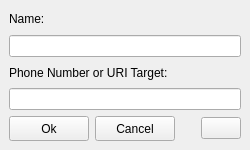
Above: share/skins/default/addrbook.ui from itds-consulting/yate before the change. Below: the same form after it.
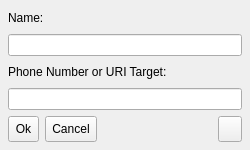
That is the form after the change. Icons and pictures are not drawn.

Commit message: Modified the look of buttons and the size of the text displaying on the buttons. Modified layout of the confirm and message windows. Fixes layout issues in the native style on Mac OS X.

```diff
--- a/share/skins/default/addrbook.ui
+++ b/share/skins/default/addrbook.ui
@@ -35,19 +35,43 @@
   </property>
   <layout class="QVBoxLayout" >
    <property name="spacing" >
+    <number>0</number>
+   </property>
+   <property name="leftMargin" >
+    <number>0</number>
+   </property>
+   <property name="topMargin" >
+    <number>0</number>
+   </property>
+   <property name="rightMargin" >
+    <number>0</number>
+   </property>
+   <property name="bottomMargin" >
+    <number>0</number>
+   </property>
+   <item>
+    <widget class="QFrame" name="frame" >
+     <property name="frameShape" >
+      <enum>QFrame::NoFrame</enum>
+     </property>
+     <property name="frameShadow" >
+      <enum>QFrame::Raised</enum>
+     </property>
+     <layout class="QVBoxLayout" >
+      <property name="spacing" >
     <number>6</number>
    </property>
    <property name="leftMargin" >
-    <number>9</number>
+       <number>8</number>
    </property>
    <property name="topMargin" >
-    <number>9</number>
+       <number>8</number>
    </property>
    <property name="rightMargin" >
-    <number>9</number>
+       <number>8</number>
    </property>
    <property name="bottomMargin" >
-    <number>9</number>
+       <number>8</number>
    </property>
    <item>
     <widget class="QLabel" name="label" >
@@ -101,17 +125,17 @@
       <number>0</number>
      </property>
      <item>
-      <widget class="QPushButton" name="abk_accept" >
+         <widget class="QToolButton" name="abk_accept" >
        <property name="minimumSize" >
         <size>
          <width>0</width>
-         <height>25</height>
+            <height>26</height>
         </size>
        </property>
        <property name="maximumSize" >
         <size>
          <width>16777215</width>
-         <height>25</height>
+            <height>26</height>
         </size>
        </property>
        <property name="toolTip" >
@@ -123,20 +147,23 @@
        <property name="icon" >
         <iconset>ok.png</iconset>
        </property>
+          <property name="toolButtonStyle" >
+           <enum>Qt::ToolButtonTextBesideIcon</enum>
+          </property>
       </widget>
      </item>
      <item>
-      <widget class="QPushButton" name="button_hide" >
+         <widget class="QToolButton" name="button_hide" >
        <property name="minimumSize" >
         <size>
          <width>0</width>
-         <height>25</height>
+            <height>26</height>
         </size>
        </property>
        <property name="maximumSize" >
         <size>
          <width>16777215</width>
-         <height>25</height>
+            <height>26</height>
         </size>
        </property>
        <property name="toolTip" >
@@ -154,6 +181,9 @@
          <height>20</height>
         </size>
        </property>
+          <property name="toolButtonStyle" >
+           <enum>Qt::ToolButtonTextBesideIcon</enum>
+          </property>
       </widget>
      </item>
      <item>
@@ -170,7 +200,19 @@
       </spacer>
      </item>
      <item>
-      <widget class="QPushButton" name="toggle_show_help" >
+         <widget class="QToolButton" name="toggle_show_help" >
+          <property name="minimumSize" >
+           <size>
+            <width>0</width>
+            <height>26</height>
+           </size>
+          </property>
+          <property name="maximumSize" >
+           <size>
+            <width>16777215</width>
+            <height>26</height>
+           </size>
+          </property>
        <property name="toolTip" >
         <string>Help on this window</string>
        </property>
@@ -180,6 +222,12 @@
        <property name="icon" >
         <iconset>quest.png</iconset>
        </property>
+          <property name="iconSize" >
+           <size>
+            <width>16</width>
+            <height>16</height>
+           </size>
+          </property>
        <property name="checkable" >
         <bool>true</bool>
        </property>
@@ -189,6 +237,9 @@
       </widget>
      </item>
     </layout>
+      </item>
+     </layout>
+    </widget>
    </item>
   </layout>
  </widget>
```
Lines whose indentation alone changed are shown as unchanged. The commit also changes 6 other files.
